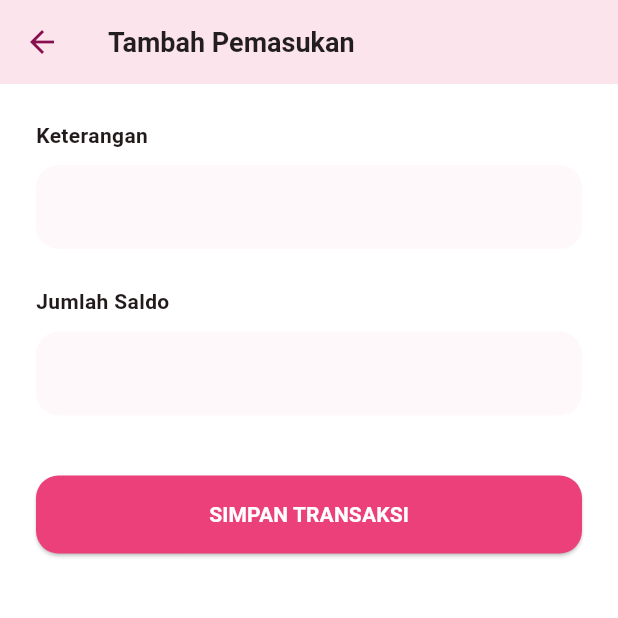
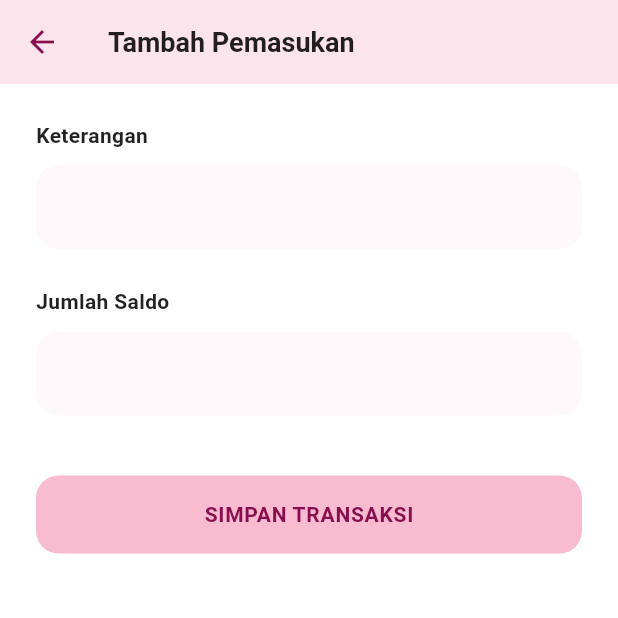
Before and after one commit to erwa-soit/Project-crud-flutter-aplikasi-mobile, a Flutter app: the screen it shows after launch, item 2 of the bottom bar chosen, after a tap on "Tambah Masuk", on a phone screen of 412 x 824 dp, the top half of it. Run offline on Flutter 3.47's test engine with Material 3 defaults, Android fonts, the phone set to English and light mode, and no system bars; our stand-ins replace sqflite, sqflite_common_ffi, sqflite_common_ffi_web; accounts and stored records are empty.

Commit message:
perubahan tampilan dan informasi saldo

```diff
--- a/lib/main.dart
+++ b/lib/main.dart
@@ -30,10 +30,9 @@ class MyApp extends StatelessWidget {
       theme: ThemeData(
         useMaterial3: true,
         colorSchemeSeed: Colors.pink,
-        // --- FIX: APPBAR TIDAK BERUBAH WARNA SAAT DI-SCROLL ---
         appBarTheme: AppBarTheme(
           backgroundColor: Colors.pink.shade50,
-          surfaceTintColor: Colors.transparent, // Mengunci warna agar tidak berubah
+          surfaceTintColor: Colors.transparent,
           elevation: 0,
           centerTitle: false,
           titleTextStyle: const TextStyle(
@@ -42,9 +41,8 @@ class MyApp extends StatelessWidget {
             fontSize: 20
           ),
         ),
-        // --- FIX: NAVBAR LEBIH RAMPING & TIPIS ---
         navigationBarTheme: NavigationBarThemeData(
-          height: 60, // Memperpendek tinggi bar
+          height: 60,
           indicatorColor: Colors.pink.shade100.withOpacity(0.5),
           indicatorShape: RoundedRectangleBorder(borderRadius: BorderRadius.circular(10)),
           labelTextStyle: WidgetStateProperty.all(
@@ -82,54 +80,36 @@ class _MainPageState extends State<MainPage> {
         onDestinationSelected: (index) => setState(() => _currentIndex = index),
         selectedIndex: _currentIndex,
         destinations: const [
-          NavigationDestination(
-            icon: Icon(Icons.home_outlined, size: 22),
-            selectedIcon: Icon(Icons.home_rounded, size: 22),
-            label: 'Beranda'
-          ),
-          NavigationDestination(
-            icon: Icon(Icons.account_balance_wallet_outlined, size: 22),
-            selectedIcon: Icon(Icons.account_balance_wallet_rounded, size: 22),
-            label: 'Pemasukan'
-          ),
-          NavigationDestination(
-            icon: Icon(Icons.shopping_bag_outlined, size: 22),
-            selectedIcon: Icon(Icons.shopping_bag_rounded, size: 22),
-            label: 'Pengeluaran'
-          ),
+          NavigationDestination(icon: Icon(Icons.home_outlined), selectedIcon: Icon(Icons.home_rounded), label: 'Beranda'),
+          NavigationDestination(icon: Icon(Icons.account_balance_wallet_outlined), selectedIcon: Icon(Icons.account_balance_wallet_rounded), label: 'Pemasukan'),
+          NavigationDestination(icon: Icon(Icons.shopping_bag_outlined), selectedIcon: Icon(Icons.shopping_bag_rounded), label: 'Pengeluaran'),
         ],
       ),
       floatingActionButton: _currentIndex == 0
           ? null
           : SizedBox(
-      height: 45, // Ukuran tombol lebih ramping
+              height: 45,
               child: FloatingActionButton.extended(
                 onPressed: () {
                   Navigator.of(context)
-              .push(MaterialPageRoute(
-                  builder: (context) => CreateScreen(type: _currentIndex)))
+                      .push(MaterialPageRoute(builder: (context) => CreateScreen(type: _currentIndex)))
                       .then((value) => setState(() {}));
                 },
-        // MENGUNCI WARNA KE PINK SOFT (TIDAK TERLALU MENYALA)
                 backgroundColor: Colors.pink.shade300,
                 foregroundColor: Colors.white,
                 elevation: 1,
-        highlightElevation: 3,
                 icon: Icon(_currentIndex == 1 ? Icons.add_rounded : Icons.remove_rounded, size: 18),
-        label: Text(
-          _currentIndex == 1 ? "Tambah Masuk" : "Tambah Keluar",
-          style: const TextStyle(fontSize: 12, fontWeight: FontWeight.bold),
-        ),
+                label: Text(_currentIndex == 1 ? "Tambah Masuk" : "Tambah Keluar", style: const TextStyle(fontSize: 12, fontWeight: FontWeight.bold)),
               ),
             ),
     );
   }
 }
 
+// --- HALAMAN DASHBOARD ---
 class DashboardPage extends StatefulWidget {
   final DatabaseInstance databaseInstance;
   const DashboardPage({Key? key, required this.databaseInstance}) : super(key: key);
-
   @override
   State<DashboardPage> createState() => _DashboardPageState();
 }
@@ -158,7 +138,6 @@ class _DashboardPageState extends State<DashboardPage> {
                   int masuk = snapshot.data?[0] ?? 0;
                   int keluar = snapshot.data?[1] ?? 0;
                   int saldo = masuk - keluar;
-
                   return Column(
                     children: [
                       Row(
@@ -169,31 +148,36 @@ class _DashboardPageState extends State<DashboardPage> {
                         ],
                       ),
                       const SizedBox(height: 12),
+                      // --- BAGIAN SISA SALDO DI DASHBOARD ---
+// Cari bagian Card Saldo di DashboardPage (main.dart)
 Container(
   width: double.infinity,
-                        padding: const EdgeInsets.symmetric(vertical: 18, horizontal: 20),
+  padding: const EdgeInsets.symmetric(vertical: 12, horizontal: 20), // Padding vertikal dikecilkan
   decoration: BoxDecoration(
-                          color: Colors.pink.shade50.withOpacity(0.5),
-                          borderRadius: BorderRadius.circular(20),
+    color: Colors.pink.shade50, // Pink Soft selaras
+    borderRadius: BorderRadius.circular(15),
     border: Border.all(color: Colors.pink.shade100),
   ),
-                        child: Row(
-                          mainAxisAlignment: MainAxisAlignment.spaceBetween,
+  child: Column(
+    mainAxisSize: MainAxisSize.min, // Agar kotak tidak besar (ramping)
     children: [
-                            Row(
-                              children: [
-                                Icon(Icons.account_balance_wallet_rounded, color: Colors.pink.shade300, size: 20),
-                                const SizedBox(width: 10),
-                                const Text("Sisa Saldo Anda",
-                                  style: TextStyle(color: Colors.black87, fontSize: 14, fontWeight: FontWeight.w600)),
-                              ],
-                            ),
+      // ANGKA DI ATAS
       Text(
-                              "Rp ${saldo.toString().replaceAllMapped(RegExp(r'(\d{1,3})(?=(\d{3})+(?!\d))'), (Match m) => '${m[1]}.')}",
+        saldo < 0 ? "Rp 0" : "Rp ${saldo.toString().replaceAllMapped(RegExp(r'(\d{1,3})(?=(\d{3})+(?!\d))'), (Match m) => '${m[1]}.')}",
         style: TextStyle(
           color: saldo < 0 ? Colors.red.shade700 : Colors.pink.shade800,
-                                fontSize: 20,
+          fontSize: 22, // Ukuran angka pas
           fontWeight: FontWeight.bold
+        ),
+      ),
+      const SizedBox(height: 4),
+      // TEKS DI BAWAH
+      Text(
+        saldo < 0 ? "Saldo Anda Tidak Cukup" : "Sisa Saldo Anda",
+        style: TextStyle(
+          color: saldo < 0 ? Colors.red.shade700 : Colors.black54,
+          fontSize: 12,
+          fontWeight: FontWeight.w500
         ),
       ),
     ],
@@ -201,7 +185,7 @@ class _DashboardPageState extends State<DashboardPage> {
 ),
                     ],
                   );
-                }
+                },
               ),
               const SizedBox(height: 30),
               const Text("Transaksi Terakhir", style: TextStyle(fontSize: 16, fontWeight: FontWeight.bold)),
@@ -229,13 +213,13 @@ class _DashboardPageState extends State<DashboardPage> {
                         child: ListTile(
                           leading: CircleAvatar(
                             backgroundColor: item.type == 1 ? Colors.green.withOpacity(0.1) : Colors.red.withOpacity(0.1),
-                            child: Icon(
-                              item.type == 1 ? Icons.south_west_rounded : Icons.north_east_rounded,
-                              color: item.type == 1 ? Colors.green : Colors.red, size: 18,
-                            ),
+                            child: Icon(item.type == 1 ? Icons.south_west_rounded : Icons.north_east_rounded, color: item.type == 1 ? Colors.green : Colors.red, size: 18),
                           ),
                           title: Text(item.name!, style: const TextStyle(fontSize: 14, fontWeight: FontWeight.bold)),
-                          trailing: Text("Rp ${item.total}", style: TextStyle(color: item.type == 1 ? Colors.green : Colors.red, fontWeight: FontWeight.bold)),
+                          trailing: Text(
+                            "Rp ${item.total.toString().replaceAllMapped(RegExp(r'(\d{1,3})(?=(\d{3})+(?!\d))'), (Match m) => '${m[1]}.')}",
+                            style: TextStyle(color: item.type == 1 ? Colors.green : Colors.red, fontWeight: FontWeight.bold)
+                          ),
                         ),
                       );
                     },
@@ -273,11 +257,11 @@ class _DashboardPageState extends State<DashboardPage> {
   }
 }
 
+// --- HALAMAN DAFTAR TRANSAKSI (DENGAN POP-UP HAPUS) ---
 class ListTransaksiPage extends StatefulWidget {
   final DatabaseInstance databaseInstance;
   final int type;
   const ListTransaksiPage({Key? key, required this.databaseInstance, required this.type}) : super(key: key);
-
   @override
   State<ListTransaksiPage> createState() => _ListTransaksiPageState();
 }
@@ -293,6 +277,8 @@ class _ListTransaksiPageState extends State<ListTransaksiPage> {
         builder: (context, snapshot) {
           if (!snapshot.hasData) return const Center(child: CircularProgressIndicator());
           final data = snapshot.data!.where((item) => item.type == widget.type).toList();
+          if (data.isEmpty) return const Center(child: Text("Data masih kosong"));
+
           return ListView.builder(
             padding: const EdgeInsets.all(12),
             itemCount: data.length,
@@ -304,16 +290,59 @@ class _ListTransaksiPageState extends State<ListTransaksiPage> {
                 shape: RoundedRectangleBorder(borderRadius: BorderRadius.circular(15), side: BorderSide(color: Colors.pink.shade50)),
                 child: ListTile(
                   title: Text(item.name!, style: const TextStyle(fontWeight: FontWeight.bold)),
-                  subtitle: Text("Rp ${item.total}"),
+                  subtitle: Text("Rp ${item.total.toString().replaceAllMapped(RegExp(r'(\d{1,3})(?=(\d{3})+(?!\d))'), (Match m) => '${m[1]}.')}"),
                   trailing: Row(
                     mainAxisSize: MainAxisSize.min,
                     children: [
-                      IconButton(icon: const Icon(Icons.edit_note, color: Colors.blue), onPressed: () {
-                        Navigator.push(context, MaterialPageRoute(builder: (context) => UpdateScreen(transaksiMmodel: item))).then((value) => setState(() {}));
-                      }),
-                      IconButton(icon: const Icon(Icons.delete_outline, color: Colors.red), onPressed: () {
-                        widget.databaseInstance.hapus(item.id!).then((value) => setState(() {}));
-                      }),
+                      IconButton(
+                        icon: const Icon(Icons.edit_note, color: Colors.blue),
+                        onPressed: () => Navigator.push(context, MaterialPageRoute(builder: (context) => UpdateScreen(transaksiMmodel: item))).then((value) => setState(() {}))
+                      ),
+                      IconButton(
+                        icon: const Icon(Icons.delete_outline, color: Colors.red),
+                        onPressed: () {
+                          // POP-UP KONFIRMASI HAPUS
+
+showDialog(
+  context: context,
+  builder: (context) => AlertDialog(
+    // KUNCINYA: Atur insetPadding agar kotak mengecil secara horizontal
+    insetPadding: const EdgeInsets.symmetric(horizontal: 100),
+    shape: RoundedRectangleBorder(borderRadius: BorderRadius.circular(20)),
+    contentPadding: const EdgeInsets.only(top: 20, left: 20, right: 20, bottom: 10),
+    title: const Center(
+      child: Text("Hapus?",
+        style: TextStyle(fontWeight: FontWeight.bold, fontSize: 18)),
+    ),
+    content: const Text(
+      "Yakin mau hapus data ini?",
+      textAlign: TextAlign.center,
+      style: TextStyle(fontSize: 14),
+    ),
+    actionsAlignment: MainAxisAlignment.spaceEvenly, // Tombol berjejer rapi
+    actions: [
+      TextButton(
+        onPressed: () => Navigator.pop(context),
+        child: const Text("Batal", style: TextStyle(color: Colors.grey)),
+      ),
+      TextButton(
+        onPressed: () async {
+          await widget.databaseInstance.hapus(item.id!);
+          Navigator.pop(context);
+          setState(() {});
+
+          ScaffoldMessenger.of(context).showSnackBar(
+            const SnackBar(content: Text("Berhasil dihapus"), behavior: SnackBarBehavior.floating),
+          );
+        },
+        child: const Text("Hapus",
+          style: TextStyle(color: Colors.red, fontWeight: FontWeight.bold)),
+      ),
+    ],
+  ),
+);
+                        }
+                      ),
                     ],
                   ),
                 ),
--- a/lib/screens/create_screen.dart
+++ b/lib/screens/create_screen.dart
@@ -2,7 +2,7 @@ import 'package:flutter/material.dart';
 import 'package:crud_project_pencatatan_keuangan/db/database_instance.dart';
 
 class CreateScreen extends StatefulWidget {
-  final int type;
+  final int type; // 1 untuk Pemasukan, 2 untuk Pengeluaran
   const CreateScreen({Key? key, required this.type}) : super(key: key);
 
   @override
@@ -23,6 +23,7 @@ class _CreateScreenState extends State<CreateScreen> {
           widget.type == 1 ? "Tambah Pemasukan" : "Tambah Pengeluaran",
           style: const TextStyle(fontWeight: FontWeight.bold, fontSize: 18),
         ),
+        // Warna Pink Soft sesuai Dashboard
         backgroundColor: Colors.pink.shade50,
         surfaceTintColor: Colors.transparent,
         foregroundColor: Colors.pink.shade900,
@@ -33,73 +34,96 @@ class _CreateScreenState extends State<CreateScreen> {
         child: Column(
           crossAxisAlignment: CrossAxisAlignment.start,
           children: [
-            const Text("Keterangan", style: TextStyle(fontWeight: FontWeight.bold)),
+            const Text("Keterangan",
+                style: TextStyle(fontWeight: FontWeight.bold, color: Colors.black87)),
             const SizedBox(height: 10),
             TextField(
               controller: nameController,
               decoration: InputDecoration(
+                hintText: "", // Kosong tanpa contoh
                 filled: true,
                 fillColor: Colors.pink.withOpacity(0.03),
-                border: OutlineInputBorder(borderRadius: BorderRadius.circular(15), borderSide: BorderSide.none),
+                border: OutlineInputBorder(
+                  borderRadius: BorderRadius.circular(15),
+                  borderSide: BorderSide.none,
+                ),
               ),
             ),
             const SizedBox(height: 25),
-            const Text("Jumlah Saldo", style: TextStyle(fontWeight: FontWeight.bold)),
+            const Text("Jumlah Saldo",
+                style: TextStyle(fontWeight: FontWeight.bold, color: Colors.black87)),
             const SizedBox(height: 10),
             TextField(
               controller: totalController,
               keyboardType: TextInputType.number,
               decoration: InputDecoration(
-                prefixText: "Rp ", // Ini hanya hiasan, user cukup ketik angka
+                prefixText: "Rp ",
                 filled: true,
                 fillColor: Colors.pink.withOpacity(0.03),
-                border: OutlineInputBorder(borderRadius: BorderRadius.circular(15), borderSide: BorderSide.none),
+                border: OutlineInputBorder(
+                  borderRadius: BorderRadius.circular(15),
+                  borderSide: BorderSide.none,
+                ),
               ),
             ),
             const SizedBox(height: 40),
 
+            // TOMBOL SIMPAN PINK SOFT
             SizedBox(
               width: double.infinity,
               height: 52,
               child: ElevatedButton(
                 onPressed: () async {
-                  // --- LOGIKA PEMBERSIH TERPAKSA ---
-                  // Menghapus Rp, spasi, titik, atau koma agar tersisa angka saja
-                  String rawValue = totalController.text;
-                  String cleanValue = rawValue.replaceAll(RegExp(r'[^0-9]'), '');
+                  // Bersihkan input dari karakter non-angka (Rp, titik, spasi)
+                  String cleanTotal = totalController.text.replaceAll(RegExp(r'[^0-9]'), '');
 
-                  if (nameController.text.isEmpty || cleanValue.isEmpty) {
-                    ScaffoldMessenger.of(context).showSnackBar(
-                      const SnackBar(content: Text("Isi Keterangan dan Jumlah dulu!")),
-                    );
+                  // Validasi Input Kosong
+                  if (nameController.text.isEmpty || cleanTotal.isEmpty) {
+                    _showSnackBar("Isi keterangan dan jumlah dulu ya!", Colors.orange);
                     return;
                   }
 
+                  int nominalInput = int.parse(cleanTotal);
+
+                  // --- LOGIKA CEK SALDO (REVISI DOSEN) ---
+                  if (widget.type == 2) { // Jika sedang mencatat Pengeluaran
+                    int totalMasuk = await databaseInstance.totalPemasukan();
+                    int totalKeluar = await databaseInstance.totalPengeluaran();
+                    int sisaSaldo = totalMasuk - totalKeluar;
+
+                    if (nominalInput > sisaSaldo) {
+                      // Alert merah hanya muncul di sini saat saldo tidak cukup
+                      _showSnackBar("Transaksi Gagal! Saldo anda tidak cukup", Colors.red.shade700);
+                      return; // Stop proses simpan
+                    }
+                  }
+
                   try {
-                    // Masukkan ke database
+                    // Simpan ke Database
                     await databaseInstance.insert({
                       'name': nameController.text,
                       'type': widget.type,
-                      'total': int.parse(cleanValue), // Konversi ke angka murni
+                      'total': nominalInput,
                       'created_at': DateTime.now().toString(),
                       'updated_at': DateTime.now().toString(),
                     });
 
-                    // Tutup halaman dan kirim sinyal 'true' untuk refresh data
-                    if (mounted) Navigator.pop(context, true);
+                    if (mounted) {
+                      _showSnackBar("Data berhasil disimpan", Colors.pink.shade400);
+                      Navigator.pop(context, true); // Kembali ke dashboard dengan refresh
+                    }
                   } catch (e) {
-                    // Jika masih gagal, munculkan pesan errornya apa
-                    ScaffoldMessenger.of(context).showSnackBar(
-                      SnackBar(content: Text("Gagal Simpan: $e")),
-                    );
+                    _showSnackBar("Terjadi kesalahan: $e", Colors.red);
                   }
                 },
                 style: ElevatedButton.styleFrom(
-                  backgroundColor: Colors.pink.shade400,
-                  foregroundColor: Colors.white,
+                  backgroundColor: Colors.pink.shade100, // Pink Soft
+                  foregroundColor: Colors.pink.shade900,
+                  elevation: 0,
                   shape: RoundedRectangleBorder(borderRadius: BorderRadius.circular(15)),
                 ),
-                child: const Text("SIMPAN TRANSAKSI", style: TextStyle(fontWeight: FontWeight.bold)),
+                child: const Text("SIMPAN TRANSAKSI",
+                    style: TextStyle(fontWeight: FontWeight.bold, letterSpacing: 0.5)),
               ),
             ),
           ],
@@ -107,4 +131,17 @@ class _CreateScreenState extends State<CreateScreen> {
       ),
     );
   }
+
+  // Fungsi Helper untuk memunculkan pesan SnackBar
+  void _showSnackBar(String message, Color color) {
+    ScaffoldMessenger.of(context).showSnackBar(
+      SnackBar(
+        content: Text(message, style: const TextStyle(fontWeight: FontWeight.bold)),
+        backgroundColor: color,
+        behavior: SnackBarBehavior.floating,
+        shape: RoundedRectangleBorder(borderRadius: BorderRadius.circular(12)),
+        duration: const Duration(seconds: 2),
+      ),
+    );
+  }
 }
```
Lines whose indentation alone changed are shown as unchanged.
